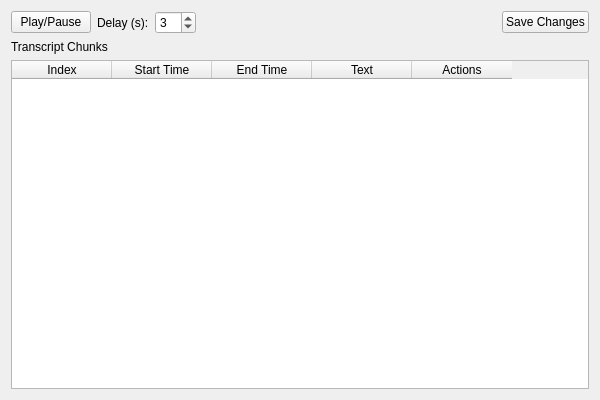
Before: the Qt Designer form views/widgets/exam_transcript_widget.ui in xuanbinh313/pyside6-jun-edu, drawn with Qt 5.
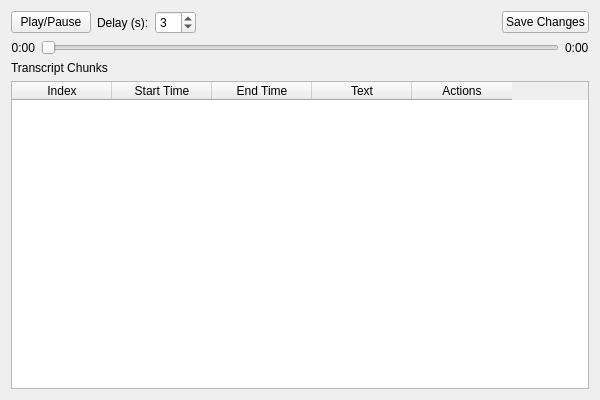
After: the same form once the commit is applied.

Commit message: add tracking time

The edit to the form file:
```diff
--- a/views/widgets/exam_transcript_widget.ui
+++ b/views/widgets/exam_transcript_widget.ui
@@ -65,6 +65,46 @@
      </item>
     </layout>
    </item>
+   <item>
+    <layout class="QHBoxLayout" name="seek_layout">
+     <item>
+      <widget class="QLabel" name="time_current_label">
+       <property name="text">
+        <string>0:00</string>
+       </property>
+       <property name="minimumWidth">
+        <number>40</number>
+       </property>
+       <property name="alignment">
+        <set>Qt::AlignRight|Qt::AlignVCenter</set>
+       </property>
+      </widget>
+     </item>
+     <item>
+      <widget class="QSlider" name="seek_slider">
+       <property name="orientation">
+        <enum>Qt::Horizontal</enum>
+       </property>
+       <property name="minimum">
+        <number>0</number>
+       </property>
+       <property name="maximum">
+        <number>1000</number>
+       </property>
+      </widget>
+     </item>
+     <item>
+      <widget class="QLabel" name="time_total_label">
+       <property name="text">
+        <string>0:00</string>
+       </property>
+       <property name="minimumWidth">
+        <number>40</number>
+       </property>
+      </widget>
+     </item>
+    </layout>
+   </item>
    <item>
     <widget class="QLabel" name="title_label">
      <property name="text">
```
The commit also changes 1 other file.
